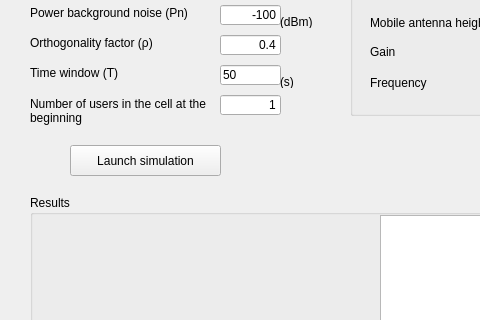
tanushridhariyal/admission-umts, file src/admission_umts.ui: the form before one commit; both pictures show x 0 to 480 and y 145 to 465 of the 669 by 585 pixel window.
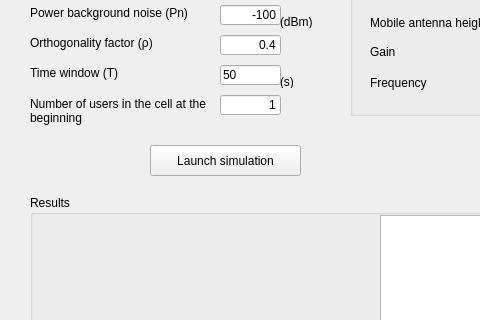
The form after the commit.

Patch:
```diff
--- a/src/admission_umts.ui
+++ b/src/admission_umts.ui
@@ -527,7 +527,7 @@
   <widget class="QPushButton" name="launchSimulatioButton">
    <property name="geometry">
     <rect>
-     <x>70</x>
+     <x>150</x>
      <y>290</y>
      <width>151</width>
      <height>31</height>
```
